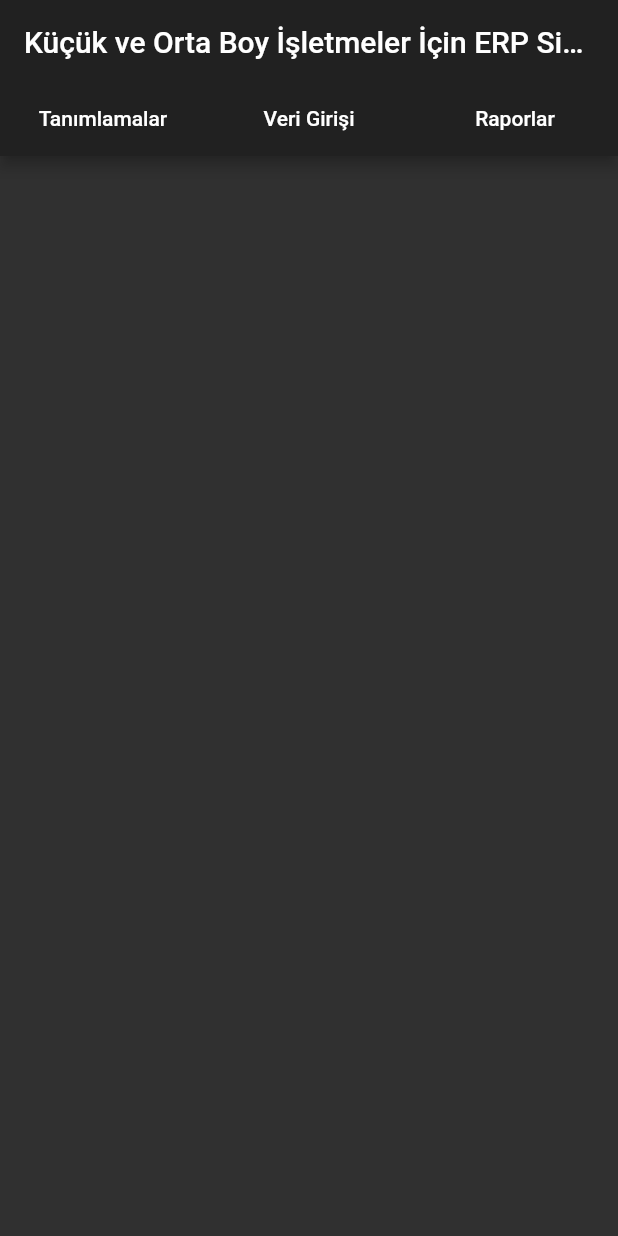
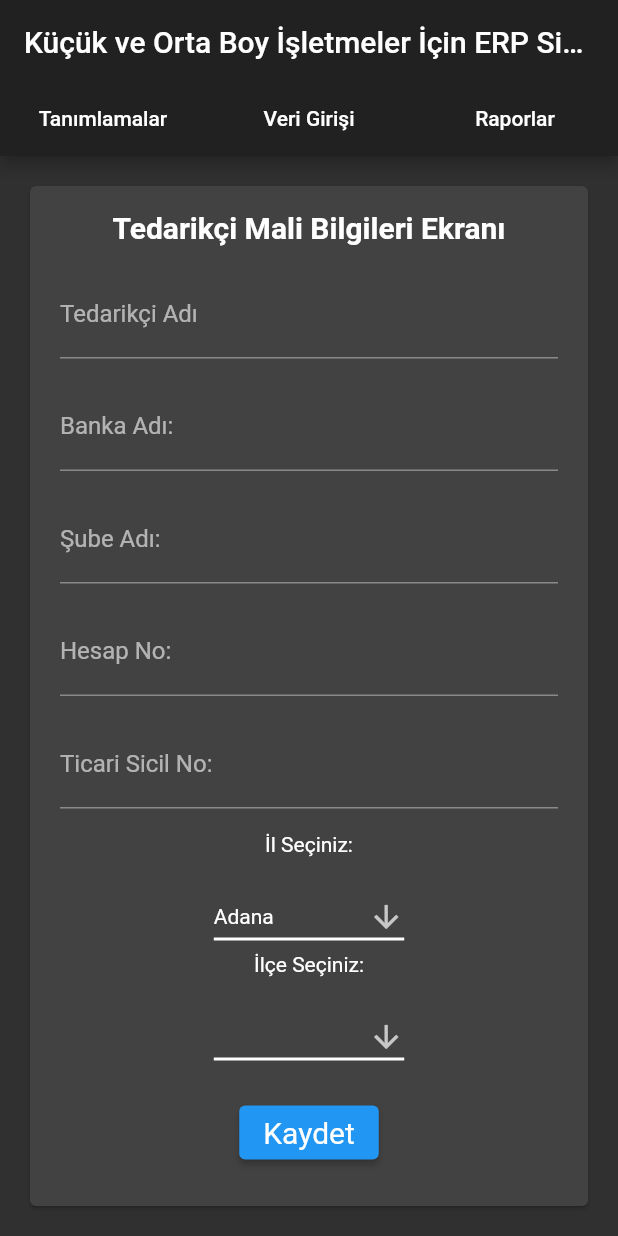
Before and after one commit to miragessee/FlutterERP, a Flutter app: the screen it shows after launch, after a tap on "Tedarikçi Mali Bilgileri", on a phone screen of 412 x 824 dp. Run offline on Flutter 3.47's test engine with Material 2 defaults, Android fonts, the light colour scheme and no system bars.

Commit message:
Tedarikçi Mali Bilgileri sayfasi eklendi

```diff
--- a/lib/main.dart
+++ b/lib/main.dart
@@ -226,13 +226,27 @@ class _MyHomePageState extends State<MyHomePage> {
                           },
                         ),
                       ),
-                      const PopupMenuItem<WhyFarther>(
-                        value: WhyFarther.selfStarter,
-                        child: Text('Tedarikçi Mali Bilgileri'),
+                      PopupMenuItem<WhyFarther>(
+                        value: WhyFarther.harder,
+                        child: ListTile(
+                          title: Text("Tedarikçi Mali Bilgileri"),
+                          onTap: () {
+                            print('tedarikçi mali bilgileri tikladin');
+                            Navigator.pop(context);
+                            _controller.animateToPage(9,
+                                duration: Duration(seconds: 1),
+                                curve: Curves.easeOut);
+                          },
+                        ),
                       ),
-                      const PopupMenuItem<WhyFarther>(
-                        value: WhyFarther.selfStarter,
-                        child: Text('--------------'),
+                      PopupMenuItem<WhyFarther>(
+                        value: WhyFarther.harder,
+                        child: const Divider(
+                          height: 10,
+                          thickness: 5,
+                          indent: 0,
+                          endIndent: 0,
+                        ),
                       ),
                       const PopupMenuItem<WhyFarther>(
                         value: WhyFarther.selfStarter,
@@ -1290,6 +1304,116 @@ class _MyHomePageState extends State<MyHomePage> {
                 ],
               ),
             ),
+            Card(
+              margin: const EdgeInsets.only(
+                  left: 20.0, right: 20.0, top: 20, bottom: 20),
+              child: Column(
+                mainAxisSize: MainAxisSize.min,
+                children: <Widget>[
+                  ListTile(
+                    title: Center(
+                        child: Text('Tedarikçi Mali Bilgileri Ekranı',
+                            style: Theme.of(context)
+                                .textTheme
+                                .headline6!
+                                .copyWith(fontWeight: FontWeight.bold))),
+                  ),
+                  Row(
+                    mainAxisAlignment: MainAxisAlignment.center,
+                    children: <Widget>[
+                      Flexible(
+                        child: Container(
+                          width: MediaQuery.of(context).size.width,
+                          margin: const EdgeInsets.only(
+                              left: 20.0, right: 20.0),
+                          child: Column(
+                            children: [
+                              TextFormField(
+                                readOnly: false,
+                                decoration: const InputDecoration(
+                                  labelText: 'Tedarikçi Adı',
+                                ),
+                                validator: (value) {
+                                  if (value!.isEmpty) {
+                                    return 'Lütfen Tedarikçi Adı giriniz';
+                                  }
+                                  return null;
+                                },
+                              ),
+                              const SizedBox(height: 16),
+                              TextFormField(
+                                readOnly: false,
+                                decoration: const InputDecoration(
+                                  labelText: 'Banka Adı:',
+                                ),
+                                validator: (value) {
+                                  if (value!.isEmpty) {
+                                    return 'Lütfen Banka Adı giriniz';
+                                  }
+                                  return null;
+                                },
+                              ),
+                              const SizedBox(height: 16),
+                              TextFormField(
+                                readOnly: false,
+                                decoration: const InputDecoration(
+                                  labelText: 'Şube Adı:',
+                                ),
+                                validator: (value) {
+                                  if (value!.isEmpty) {
+                                    return 'Lütfen Şube Adı giriniz';
+                                  }
+                                  return null;
+                                },
+                              ),
+                              const SizedBox(height: 16),
+                              TextFormField(
+                                readOnly: false,
+                                decoration: const InputDecoration(
+                                  labelText: 'Hesap No:',
+                                ),
+                                validator: (value) {
+                                  if (value!.isEmpty) {
+                                    return 'Lütfen Hesap No giriniz';
+                                  }
+                                  return null;
+                                },
+                              ),
+                              const SizedBox(height: 16),
+                              TextFormField(
+                                readOnly: false,
+                                decoration: const InputDecoration(
+                                  labelText: 'Ticari Sicil No:',
+                                ),
+                                validator: (value) {
+                                  if (value!.isEmpty) {
+                                    return 'Lütfen Ticari Sicil No giriniz';
+                                  }
+                                  return null;
+                                },
+                              ),
+                              const SizedBox(height: 16),
+                              Text('İl Seçiniz:'),
+                              const SizedBox(height: 16),
+                              MyStatefulWidget(),
+                              Text('İlçe Seçiniz:'),
+                              const SizedBox(height: 16),
+                              MyStatefulWidget2(),
+                              const SizedBox(height: 16),
+                              ElevatedButton(
+                                style: style,
+                                onPressed: () {},
+                                child: const Text('Kaydet'),
+                              ),
+                            ],
+                          ),
+                        ),
+                      ),
+                    ],
+                  ),
+                ],
+              ),
+            ),
           ],
         ),
       ),
```
